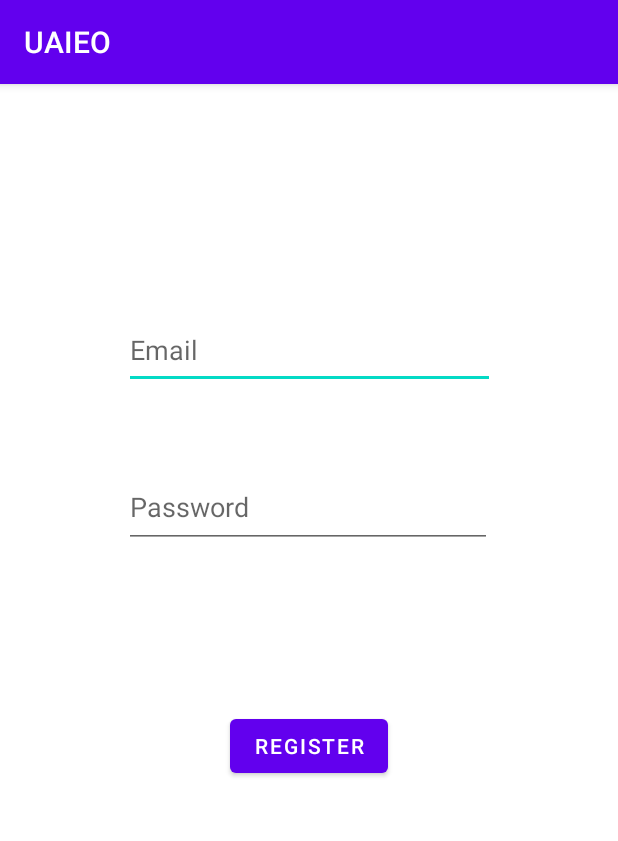
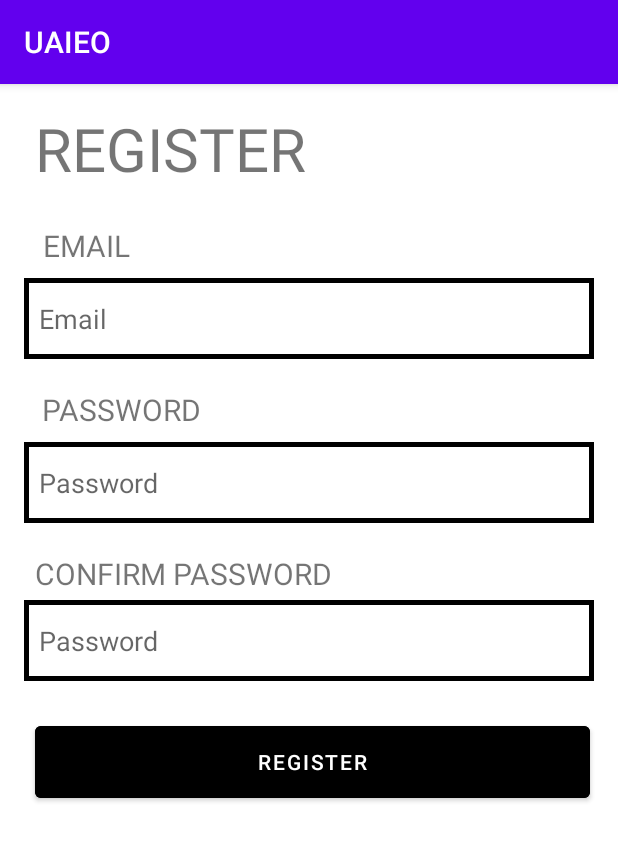
Before and after one commit to KTTNKL/UAIEO, an Android app: the RegisterActivity screen opened directly, with no data from a screen before it, on a phone screen of 412 x 824 dp. Shown: the top 841 px of the screen. Run offline under Robolectric (Android 15) with nearby library versions, the phone set to English and light mode, and no system bars; our stand-ins replace Firebase (no records; nobody signed in at launch, a user with empty details on screens opened directly).

Commit message:
[19127622] register UI

```diff
--- /dev/null
+++ b/Source/app/src/main/res/drawable/bg_edit_text.xml
@@ -0,0 +1,15 @@
+<?xml version="1.0" encoding="utf-8"?>
+<shape xmlns:android="http://schemas.android.com/apk/res/android">
+    <stroke
+        android:width="3dp"
+        android:color="@color/black" />
+    <solid
+        android:color="#00FFFFFF"
+        android:paddingLeft="10dp"
+        android:paddingTop="10dp"/>
+    <padding
+        android:left="10dp"
+        android:top="10dp"
+        android:right="10dp"
+        android:bottom="10dp" />
+</shape>
--- a/Source/app/src/main/res/layout/activity_register.xml
+++ b/Source/app/src/main/res/layout/activity_register.xml
@@ -6,40 +6,103 @@
     android:layout_height="match_parent"
     tools:context=".activity.RegisterActivity">
 
-    <EditText
-        android:id="@+id/emailRegisterET"
-        android:layout_width="247dp"
-        android:layout_height="51dp"
-        android:layout_marginTop="152dp"
-        android:ems="10"
-        android:inputType="textPersonName"
-        android:hint="Email"
+    <TextView
+        android:id="@+id/registerTV"
+        android:layout_width="wrap_content"
+        android:layout_height="wrap_content"
+        android:layout_marginTop="16dp"
+        android:text="@string/register"
+        android:textSize="40dp"
         app:layout_constraintEnd_toEndOf="parent"
+        app:layout_constraintHorizontal_bias="0.102"
         app:layout_constraintStart_toStartOf="parent"
         app:layout_constraintTop_toTopOf="parent" />
 
+    <TextView
+        android:id="@+id/emailTV"
+        android:layout_width="wrap_content"
+        android:layout_height="wrap_content"
+        android:layout_marginTop="24dp"
+        android:text="@string/email"
+        android:textSize="20dp"
+        app:layout_constraintEnd_toEndOf="parent"
+        app:layout_constraintHorizontal_bias="0.082"
+        app:layout_constraintStart_toStartOf="parent"
+        app:layout_constraintTop_toBottomOf="@+id/registerTV" />
+
     <EditText
-        android:id="@+id/passwordET"
-        android:layout_width="245dp"
+        android:id="@+id/confirmPasswordET"
+        android:layout_width="380dp"
         android:layout_height="54dp"
-        android:layout_marginTop="52dp"
+        android:layout_marginTop="4dp"
+        android:background="@drawable/bg_edit_text"
         android:ems="10"
         android:hint="Password"
         android:inputType="textPassword"
-        app:layout_constraintEnd_toEndOf="@+id/emailRegisterET"
-        app:layout_constraintHorizontal_bias="0.0"
-        app:layout_constraintStart_toStartOf="@+id/emailRegisterET"
-        app:layout_constraintTop_toBottomOf="@+id/emailRegisterET" />
+        app:layout_constraintEnd_toEndOf="parent"
+        app:layout_constraintStart_toStartOf="parent"
+        app:layout_constraintTop_toBottomOf="@+id/confirmPasswordTV" />
 
     <Button
         android:id="@+id/registerBT"
+        android:layout_width="370dp"
+        android:layout_height="60dp"
+        android:layout_marginTop="24dp"
+        android:backgroundTint="@color/black"
+        android:text="Register"
+        app:layout_constraintEnd_toEndOf="@+id/confirmPasswordET"
+        app:layout_constraintHorizontal_bias="0.7"
+        app:layout_constraintStart_toStartOf="@+id/confirmPasswordET"
+        app:layout_constraintTop_toBottomOf="@+id/confirmPasswordET" />
+
+    <TextView
+        android:id="@+id/passwordTV"
         android:layout_width="wrap_content"
         android:layout_height="wrap_content"
-        android:layout_marginTop="108dp"
-        android:text="Register"
-        app:layout_constraintEnd_toEndOf="@+id/passwordET"
-        app:layout_constraintHorizontal_bias="0.503"
-        app:layout_constraintStart_toStartOf="@+id/passwordET"
+        android:layout_marginTop="20dp"
+        android:text="@string/password"
+        android:textSize="20dp"
+        app:layout_constraintEnd_toEndOf="parent"
+        app:layout_constraintHorizontal_bias="0.091"
+        app:layout_constraintStart_toStartOf="parent"
+        app:layout_constraintTop_toBottomOf="@+id/emailRegisterET" />
+
+    <TextView
+        android:id="@+id/confirmPasswordTV"
+        android:layout_width="wrap_content"
+        android:layout_height="wrap_content"
+        android:layout_marginTop="20dp"
+        android:text="@string/confirm_password"
+        android:textSize="20dp"
+        app:layout_constraintEnd_toEndOf="parent"
+        app:layout_constraintHorizontal_bias="0.108"
+        app:layout_constraintStart_toStartOf="parent"
         app:layout_constraintTop_toBottomOf="@+id/passwordET" />
 
+    <EditText
+        android:id="@+id/passwordET"
+        android:layout_width="380dp"
+        android:layout_height="54dp"
+        android:layout_marginTop="8dp"
+        android:background="@drawable/bg_edit_text"
+        android:ems="10"
+        android:hint="Password"
+        android:inputType="textPassword"
+        app:layout_constraintEnd_toEndOf="parent"
+        app:layout_constraintStart_toStartOf="parent"
+        app:layout_constraintTop_toBottomOf="@+id/passwordTV" />
+
+    <EditText
+        android:id="@+id/emailRegisterET"
+        android:layout_width="380dp"
+        android:layout_height="54dp"
+        android:layout_marginTop="8dp"
+        android:background="@drawable/bg_edit_text"
+        android:ems="10"
+        android:hint="Email"
+        android:inputType="textPersonName"
+        app:layout_constraintEnd_toEndOf="parent"
+        app:layout_constraintStart_toStartOf="parent"
+        app:layout_constraintTop_toBottomOf="@+id/emailTV" />
+
 </androidx.constraintlayout.widget.ConstraintLayout>
--- a/Source/app/src/main/res/values/strings.xml
+++ b/Source/app/src/main/res/values/strings.xml
@@ -2,4 +2,9 @@
     <string name="app_name">UAIEO</string>
     <!-- TODO: Remove or change this placeholder text -->
     <string name="hello_blank_fragment">Hello blank fragment</string>
+    <string name="register">REGISTER</string>
+    <string name="email">EMAIL</string>
+    <string name="password">PASSWORD</string>
+    <string name="confirm_password">CONFIRM PASSWORD</string>
+    <string name="next">NEXT</string>
 </resources>
```
